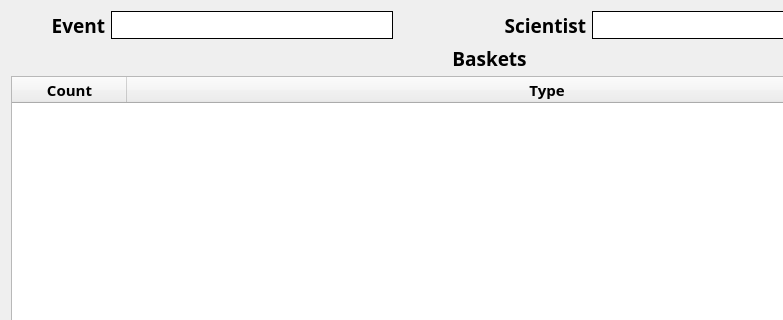
aliciabillings-noaa/CLAMS, file ui/CPSUnsortedCatch.ui: the form before one commit; both pictures show x 0 to 783 and y 0 to 320 of the 979 by 655 pixel window.
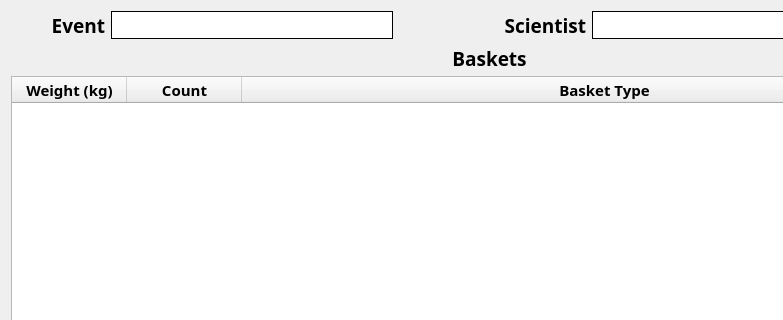
The form after the commit.

Commit message: disabling large catch button once small catch has been entered

```diff
--- a/ui/CPSUnsortedCatch.ui
+++ b/ui/CPSUnsortedCatch.ui
@@ -204,6 +204,11 @@
          <attribute name="verticalHeaderDefaultSectionSize">
           <number>50</number>
          </attribute>
+         <column>
+          <property name="text">
+           <string>Weight (kg)</string>
+          </property>
+         </column>
          <column>
           <property name="text">
            <string>Count</string>
@@ -211,7 +216,7 @@
          </column>
          <column>
           <property name="text">
-           <string>Type</string>
+           <string>Basket Type</string>
           </property>
          </column>
         </widget>
```
The commit also changes 3 other files.
